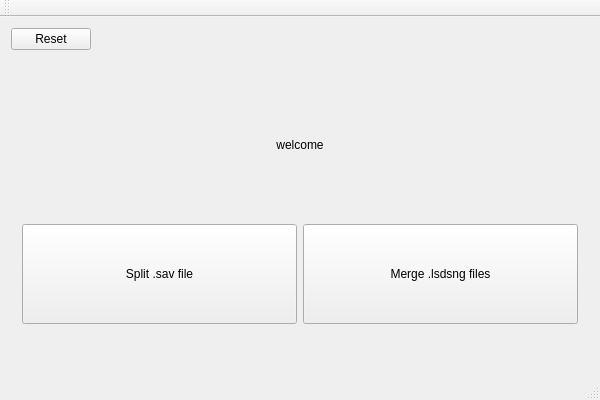
The window that mainwindow.ui (InspectorConstructor/lsdjSongManager) describes before a commit, drawn with Qt 5.
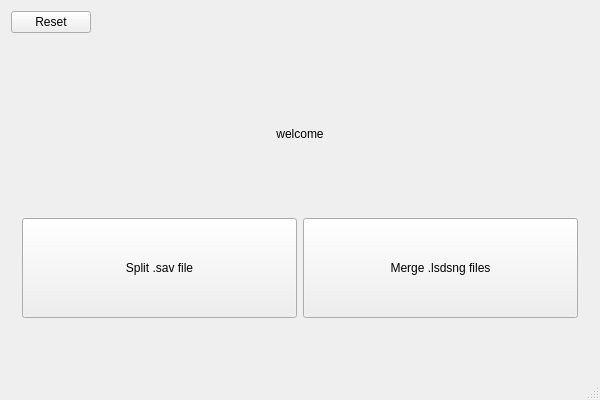
The same window after the commit.

Commit message: remove other toolbar and reference to old toolbar. fixes previous commit.

```diff
--- a/mainwindow.ui
+++ b/mainwindow.ui
@@ -264,14 +264,6 @@
     </rect>
    </property>
   </widget>
-  <widget class="QToolBar" name="mainToolBar">
-   <attribute name="toolBarArea">
-    <enum>TopToolBarArea</enum>
-   </attribute>
-   <attribute name="toolBarBreak">
-    <bool>false</bool>
-   </attribute>
-  </widget>
   <widget class="QStatusBar" name="statusBar"/>
   <action name="actionHome">
    <property name="text">
```
The commit also changes 1 other file.
